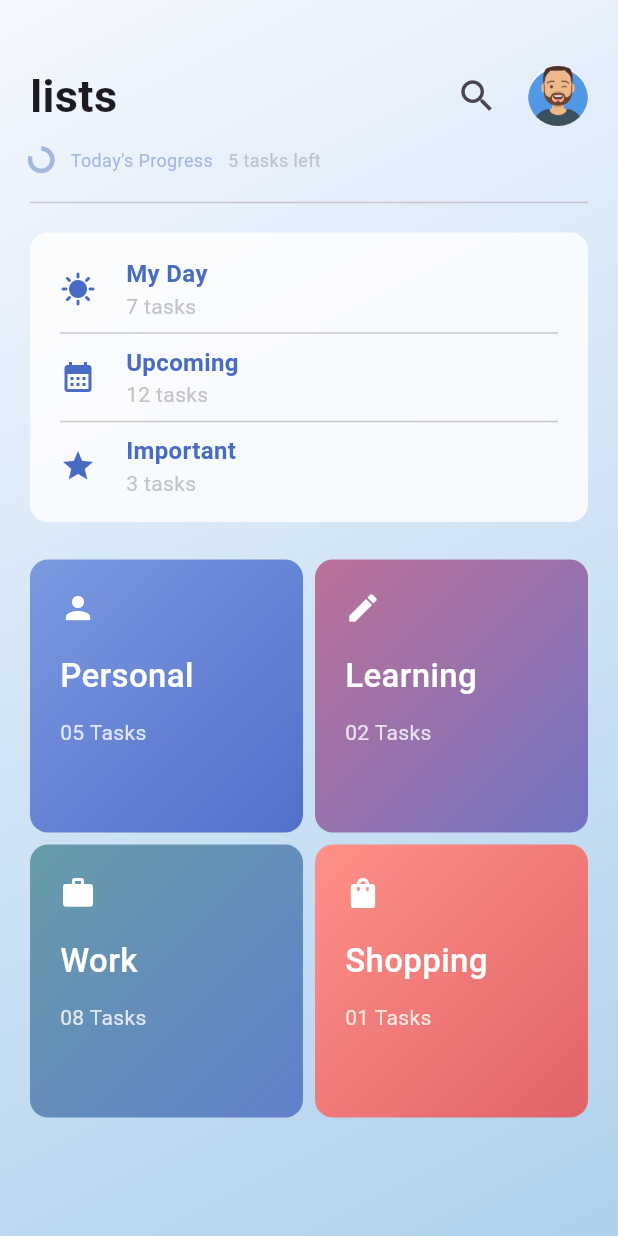
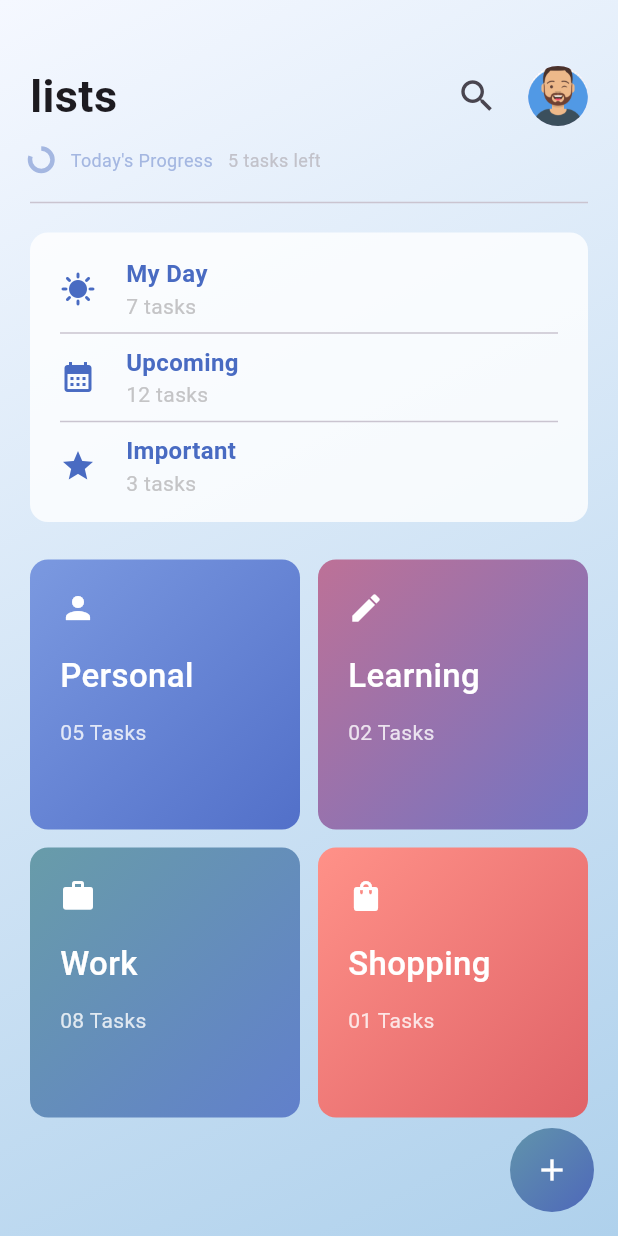
Before and after one commit to George-Samir88/TEKNOSOFT, a Flutter app: the screen it shows after launch, on a phone screen of 412 x 824 dp. Run offline on Flutter 3.47's test engine with Material 3 defaults, Android fonts, the phone set to English and light mode, and no system bars.

Commit message:
add custom floating action button

```diff
--- a/lib/features/home/presentation/views/home_view.dart
+++ b/lib/features/home/presentation/views/home_view.dart
@@ -1,4 +1,5 @@
 import 'package:flutter/material.dart';
+import 'package:to_do_list_teknosoft/features/home/presentation/views/widgets/custom_floating_action_button.dart';
 import 'package:to_do_list_teknosoft/features/home/presentation/views/widgets/home_view_body.dart';
 
 class HomeView extends StatelessWidget {
@@ -7,7 +8,10 @@ class HomeView extends StatelessWidget {
   @override
   Widget build(BuildContext context) {
     return const Scaffold(
-      body: SafeArea(child: HomeViewBody()),
+      body: SafeArea(
+        child: HomeViewBody(),
+      ),
+      floatingActionButton: CustomFloatingActionButton(),
     );
   }
 }
--- /dev/null
+++ b/lib/features/home/presentation/views/widgets/custom_floating_action_button.dart
@@ -0,0 +1,29 @@
+import 'package:flutter/material.dart';
+
+class CustomFloatingActionButton extends StatelessWidget {
+  const CustomFloatingActionButton({
+    super.key,
+  });
+
+  @override
+  Widget build(BuildContext context) {
+    return FloatingActionButton(
+      onPressed: () {},
+      elevation: 0,
+      backgroundColor: Colors.transparent,
+      foregroundColor: Colors.white,
+      shape: const CircleBorder(),
+      child: Container(
+        height: 60,
+        width: 60,
+        decoration: const BoxDecoration(
+            gradient: LinearGradient(colors: [
+              Color(0xff6194AB),
+              Color(0xff4E68BA),
+            ], begin: Alignment.topLeft, end: Alignment.bottomRight),
+            shape: BoxShape.circle),
+        child: const Icon(Icons.add),
+      ),
+    );
+  }
+}
--- a/lib/features/home/presentation/views/widgets/task_category_grid_view.dart
+++ b/lib/features/home/presentation/views/widgets/task_category_grid_view.dart
@@ -50,7 +50,7 @@ class TaskCategoryGridView extends StatelessWidget {
           physics: const BouncingScrollPhysics(),
           itemCount: 4,
           gridDelegate: const SliverGridDelegateWithFixedCrossAxisCount(
-              crossAxisCount: 2, crossAxisSpacing: 8, mainAxisSpacing: 8),
+              crossAxisCount: 2, crossAxisSpacing: 12, mainAxisSpacing: 12),
           itemBuilder: (context, index) {
             return TaskActivity(
               beginColor: beginColors[index],
```
